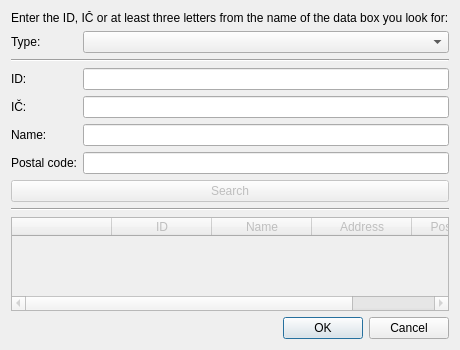
Qt form src/gui/ui/dlg_ds_search.ui (psakar/datovka) before a commit.
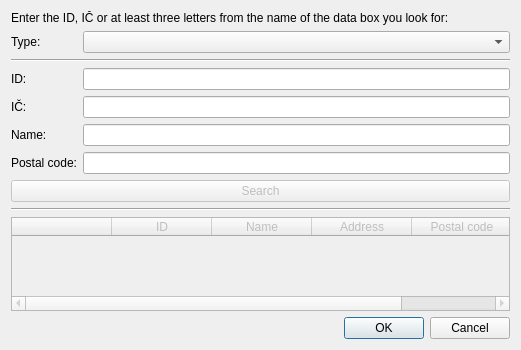
The same form after that commit. Icons and pictures are not drawn.

Commit message: Fixed missing name in the search dialog when contact is FO/PFO

The edit to the form file:
```diff
--- a/src/gui/ui/dlg_ds_search.ui
+++ b/src/gui/ui/dlg_ds_search.ui
@@ -6,7 +6,7 @@
    <rect>
     <x>0</x>
     <y>0</y>
-    <width>425</width>
+    <width>521</width>
     <height>350</height>
    </rect>
   </property>
```
The commit also changes 1 other file.
